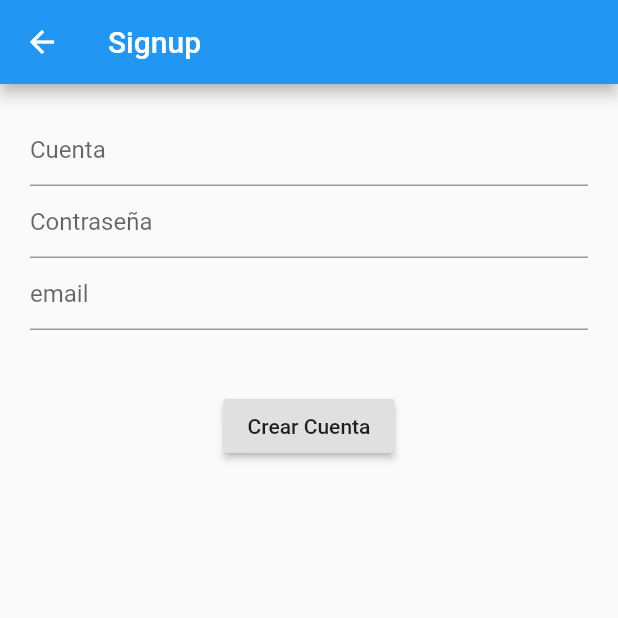
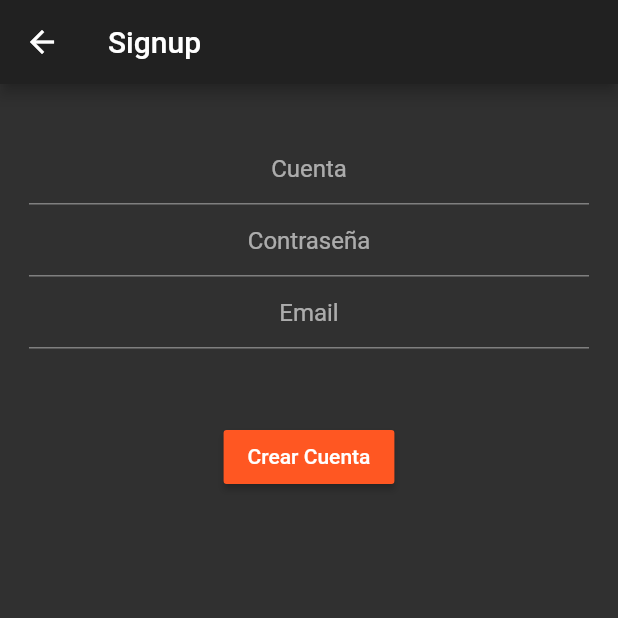
Before and after one commit to JesusGarciaB9/FlutterSchoolReady, a Flutter app: the screen it shows after launch, after a tap on "¿No tienes una cuenta? crea una", on a phone screen of 412 x 824 dp, the top half of it. Run offline on Flutter 3.47's test engine with Material 2 defaults, Android fonts, the phone set to English and light mode, and no system bars; our stand-ins replace get_it, shared_preferences; accounts and stored records are empty; network calls fail.

Commit message:
Ahora se ve guapo

```diff
--- a/lib/architecture_example/components/widgetsbasicos.dart
+++ b/lib/architecture_example/components/widgetsbasicos.dart
@@ -1,11 +1,9 @@
 import 'package:flutter/material.dart';
 
-
-
-  Widget account(  nameController ){
-
-       return   TextFormField(
-                controller: nameController ,
+Widget account(nameController) {
+  return TextFormField(
+    controller: nameController,
+    textAlign: TextAlign.center,
     validator: (value) {
       if (value.isEmpty) {
         return 'Por favor digite su usuario';
@@ -14,29 +12,30 @@ import 'package:flutter/material.dart';
     decoration: InputDecoration(hintText: 'Cuenta '),
   );
 }
-  Widget password(passController){
-     return      TextFormField(
-           controller: passController ,
+
+Widget password(passController) {
+  return TextFormField(
+    controller: passController,
     obscureText: true,
+    textAlign: TextAlign.center,
     validator: (value) {
       if (value.isEmpty) {
         return 'Por favor digite su contraseña';
       }
     },
-
     decoration: InputDecoration(hintText: 'Contraseña '),
   );
 }
-   Widget email(emailController){
-     return      TextFormField(
-           controller: emailController ,
 
+Widget email(emailController) {
+  return TextFormField(
+    controller: emailController,
+    textAlign: TextAlign.center,
     validator: (value) {
       if (value.isEmpty) {
         return 'Por favor digite su email';
       }
     },
-
-              decoration: InputDecoration(hintText: 'email '),
+    decoration: InputDecoration(hintText: 'Email '),
   );
 }
--- a/lib/architecture_example/ui/login_view.dart
+++ b/lib/architecture_example/ui/login_view.dart
@@ -6,26 +6,27 @@ import 'package:flutter/material.dart';
 import 'package:provider/provider.dart';
 import 'package:f_202010_provider_get_it/architecture_example/components/widgetsbasicos.dart';
 import 'signup.dart';
+
 class LoginView extends StatelessWidget {
   final emailController = TextEditingController();
   final passController = TextEditingController();
 
   @override
   Widget build(BuildContext context) {
-
     return BaseView<LoginModel>(
         builder: (context, model, child) => Scaffold(
             body:
                 // Provider.of<User>(context, listen: false).logged == true ?  CourseListView() :
                 model.state == ViewState.Busy
                     ? Center(child: CircularProgressIndicator())
-                : Column(
+                    : Padding(
+                      padding: const EdgeInsets.all(12.944),
+                      child: Column(
                           mainAxisAlignment: MainAxisAlignment.center,
                           children: <Widget>[
                             Container(
                               decoration: BoxDecoration(
                                   shape: BoxShape.circle,
-
                                   color: Theme.of(context).accentColor),
                               height: 30,
                               width: 50,
@@ -45,20 +46,22 @@ class LoginView extends StatelessWidget {
                                 color: Theme.of(context).buttonColor,
                                 textColor: Colors.white,
                                 onPressed: () async {
-
-
                                   final String email =
                                       emailController.text.trim();
                                   final String password =
                                       passController.text.trim();
 
                                   //Calling the method from provider.
-                                  var loginSuccess = await model.login(email,password);
+                                  var loginSuccess =
+                                      await model.login(email, password);
                                   if (loginSuccess) {
-                                              print('LoginView loginSuccess setting up setLoggedIn ');
-                                          Provider.of<AuthProvider>(context, listen: false).setLoggedIn(model.user.username,model.user.token);
+                                    print(
+                                        'LoginView loginSuccess setting up setLoggedIn ');
+                                    Provider.of<AuthProvider>(context,
+                                            listen: false)
+                                        .setLoggedIn(model.user.username,
+                                            model.user.token);
                                   }
-
                                 },
                               ),
                             ),
@@ -81,11 +84,8 @@ class LoginView extends StatelessWidget {
                               ),
                             ),
                           ],
-                        )
-                )
-                )
-
-                ;
+                        ),
+                    )));
   }
 
   Future<void> _buildDialog(BuildContext context, _title, _message) {
--- a/lib/architecture_example/ui/signup.dart
+++ b/lib/architecture_example/ui/signup.dart
@@ -13,20 +13,21 @@ class SignUp extends StatelessWidget {
   @override
   Widget build(BuildContext context) {
     return Scaffold(
+      resizeToAvoidBottomInset: false,
       appBar: AppBar(
         title: Text("Signup"),
       ),
       body: Center(
         child: Padding(
-          padding: const EdgeInsets.all(20.0),
+          padding: const EdgeInsets.symmetric(horizontal: 19.3137085),
           child: Column(
             children: <Widget>[
+              SizedBox(height: 32.3606798,),
               account(nameController),
               password(passController),
               email(emailController),
-              Padding(
-                padding: const EdgeInsets.only(top: 40),
-                child: RaisedButton(
+              SizedBox(height:48.2842712),
+              RaisedButton(
                 onPressed: () async {
                   String nombre = nameController.text.trim();
                   String passw = passController.text.trim();
@@ -36,7 +37,6 @@ class SignUp extends StatelessWidget {
                   Navigator.pop(context);
                 },
                 child: Text('Crear Cuenta'),
-                ),
               ),
             ],
           ),
--- a/lib/main.dart
+++ b/lib/main.dart
@@ -21,7 +21,9 @@ class MyApp extends StatelessWidget {
           debugShowCheckedModeBanner: false,
           title: 'ProviderGeit',
           theme: ThemeData(
-            primarySwatch: Colors.blue,
+            primarySwatch: Colors.red,
+            brightness: Brightness.dark,
+            buttonColor: Colors.deepOrange,
           ),
           home: Central(),
         ));
--- a/pubspec.yaml
+++ b/pubspec.yaml
@@ -20,7 +20,7 @@ dependencies:
   flutter:
     sdk: flutter
   http: ^0.12.0+2
-  provider: ^4.0.1
+  provider: ^4.1.2
   get_it: ^4.0.2
   shared_preferences: ^0.4.3
 
```
Also changed, not shown: lib/architecture_example/ui/course_detail.dart (+45 -78 lines), lib/architecture_example/ui/home_view.dart (+11 -29 lines), pubspec.lock. Lines whose indentation alone changed are shown as unchanged.
